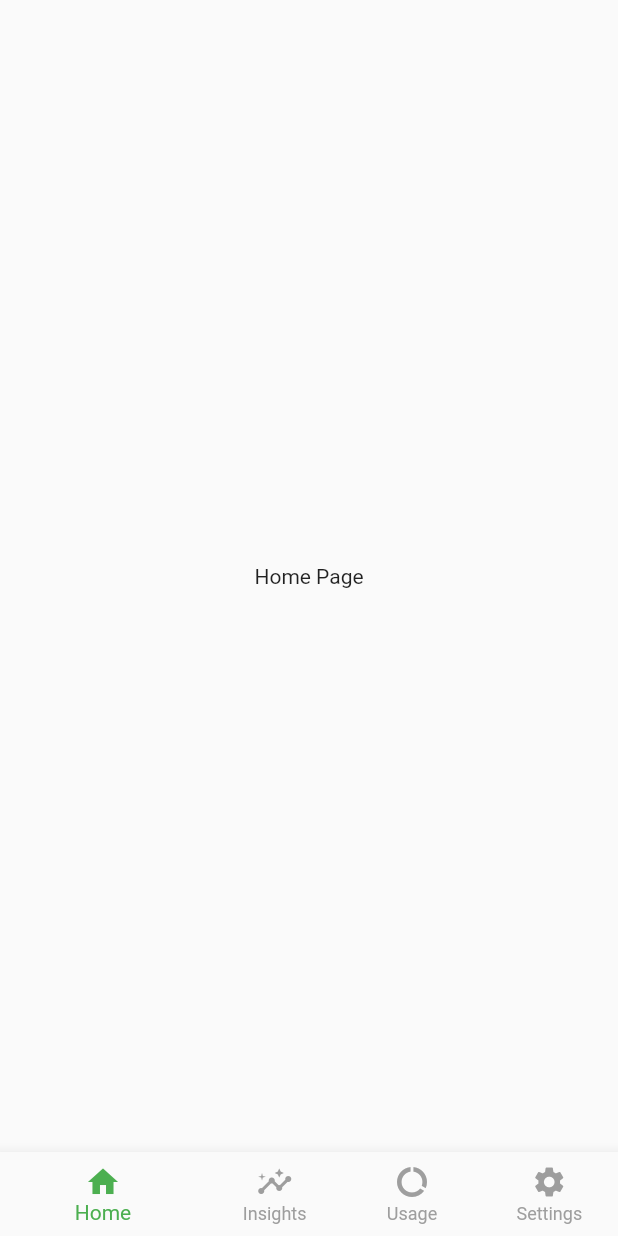
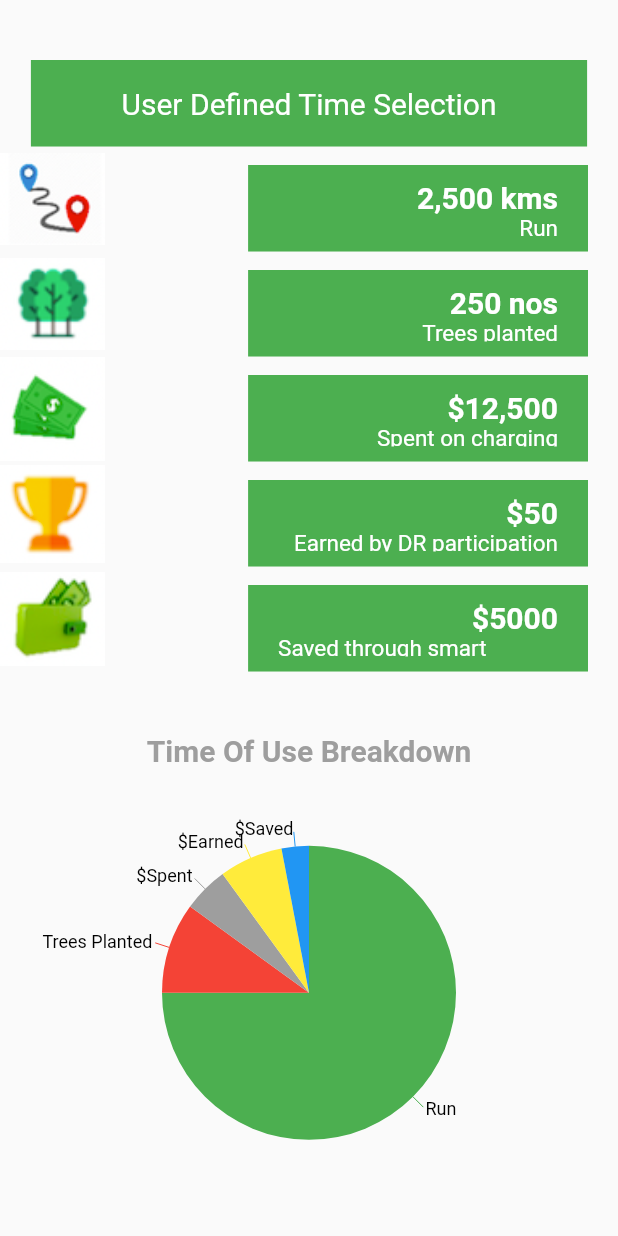
Before and after one commit to SanjayMehra-27/ev_ui_app, a Flutter app: the screen it shows after launch, on a phone screen of 412 x 824 dp. Run offline on Flutter 3.47's test engine with Material 2 defaults, Android fonts, the phone set to English and light mode, and no system bars; our stand-ins replace get, syncfusion_flutter_charts.

Commit message:
insights-ui page added

```diff
--- /dev/null
+++ b/lib/app/modules/insights/view/insights_vew.dart
@@ -0,0 +1,54 @@
+import 'package:ev_ui_app/app/modules/insights/widgets/insights_details_widget.dart';
+import 'package:ev_ui_app/app/utils/colors_constants/color_constatnts.dart';
+import 'package:ev_ui_app/app/widgets/charts/pie_chart_widget.dart';
+import 'package:flutter/material.dart';
+import 'package:get/get.dart';
+
+final List<ChartData> chartData = [
+  ChartData('Run', 75, color: PRIMARY_COLOR),
+  ChartData('Trees Planted', 10, color: DANGER),
+  ChartData('\$Spent', 5, color: SECONDARY_COLOR),
+  ChartData('\$Earned', 7, color: WARNING_COLOR),
+  ChartData('\$Saved', 3, color: SUCCESS_COLOR)
+];
+
+class InsightsPage extends StatelessWidget {
+  const InsightsPage({Key? key}) : super(key: key);
+
+  @override
+  Widget build(BuildContext context) {
+    return Scaffold(
+        body: SafeArea(
+            child: Column(
+      children: [
+        //  todo: add header
+        Center(
+          child: Container(
+            margin: const EdgeInsets.only(top: 40),
+            height: Get.height * 0.07,
+            width: Get.width * 0.9,
+            decoration: const BoxDecoration(
+              color: PRIMARY_COLOR,
+            ),
+            child: const Align(
+              alignment: Alignment.center,
+              child: Text(
+                'User Defined Time Selection',
+                style: TextStyle(color: Colors.white, fontSize: 20),
+              ),
+            ),
+          ),
+        ),
+
+        // todo: add insights details
+        const InsightsDetailsWidget(),
+
+        SizedBox(height: Get.height * 0.05),
+        // todo: add PIE-Chart for insights
+        const Text('Time Of Use Breakdown',style: TextStyle(fontSize: 20, color: SECONDARY_COLOR, fontWeight: FontWeight.bold)),
+        // Chart
+        PieChartWidget(data: chartData),
+      ],
+    )));
+  }
+}
--- /dev/null
+++ b/lib/app/modules/insights/widgets/insights_details_widget.dart
@@ -0,0 +1,35 @@
+import 'package:ev_ui_app/app/widgets/labels/data_label_widget_one.dart';
+import 'package:flutter/material.dart';
+import 'package:ev_ui_app/app/utils/colors_constants/color_constatnts.dart';
+
+class InsightsDetailsWidget extends StatelessWidget {
+  const InsightsDetailsWidget({Key? key}) : super(key: key);
+
+  @override
+  Widget build(BuildContext context) {
+    return Column(
+      children: const [
+         DataLabelWidgetOne(
+            imagePath: "assets/images/kms@test.png",
+            value: '2,500 kms',
+            description: "Run"),
+         DataLabelWidgetOne(
+            imagePath: "assets/images/nos@test.png",
+            value: '250 nos',
+            description: "Trees planted"),
+         DataLabelWidgetOne(
+            imagePath: "assets/images/dollar@test.png",
+            value: '\$12,500',
+            description: "Spent on charging"),
+         DataLabelWidgetOne(
+            imagePath: "assets/images/earned@test.png",
+            value: '\$50',
+            description: "Earned by DR participation"),
+         DataLabelWidgetOne(
+            imagePath: "assets/images/saved@test.png",
+            value: '\$5000',
+            description: "Saved through smart charging"),
+      ],
+    );
+  }
+}
--- a/lib/app/routes/app_pages.dart
+++ b/lib/app/routes/app_pages.dart
@@ -1,9 +1,10 @@
 import 'package:ev_ui_app/app/modules/home/view/home_vew.dart';
+import 'package:ev_ui_app/app/modules/insights/view/insights_vew.dart';
 import 'package:ev_ui_app/app/modules/usage_history/view/usage_history_vew.dart';
 import 'package:ev_ui_app/app/routes/app_routes.dart';
 import 'package:get/get.dart';
 class AppPages {
-  static const INITIAL = AppRoutes.HOME;
+  static const INITIAL = AppRoutes.INSIGHTS;
 
   static final routes = [
     GetPage(
@@ -14,5 +15,9 @@ class AppPages {
       name: AppRoutes.USAGE_HISTORY,
       page: () => const UsageHistoryPage(),
     ),
+    GetPage(
+      name: AppRoutes.INSIGHTS,
+      page: () => const InsightsPage(),
+    ),
   ];
 }
--- a/lib/app/routes/app_routes.dart
+++ b/lib/app/routes/app_routes.dart
@@ -1,4 +1,5 @@
 class AppRoutes {
   static const HOME = '/home';
   static const USAGE_HISTORY = '/usage-history';
+  static const INSIGHTS = '/insights';
 }
--- a/lib/app/utils/colors_constants/color_constatnts.dart
+++ b/lib/app/utils/colors_constants/color_constatnts.dart
@@ -2,3 +2,10 @@ import 'package:flutter/material.dart';
 import 'package:flutter/widgets.dart';
 
 const PRIMARY_COLOR = Colors.green;
+const SECONDARY_COLOR = Colors.grey;
+const DANGER = Colors.red;
+const LIGHT_COLOR = Colors.white;
+const DARK_COLOR = Colors.black;
+const WARNING_COLOR = Colors.yellow;
+const SUCCESS_COLOR = Colors.blue;
+const INFO_COLOR = Colors.teal;
--- /dev/null
+++ b/lib/app/widgets/charts/pie_chart_widget.dart
@@ -0,0 +1,40 @@
+import 'package:flutter/material.dart';
+import 'package:syncfusion_flutter_charts/charts.dart';
+
+class ChartData {
+  ChartData(this.x, this.y, {this.color});
+  final String x;
+  final double y;
+  final Color? color;
+}
+
+class PieChartWidget extends StatefulWidget {
+  const PieChartWidget({
+    Key? key,
+    required this.data,
+  }) : super(key: key);
+  final List<ChartData> data;
+
+  @override
+  State<PieChartWidget> createState() => _PieChartWidgetState();
+}
+
+class _PieChartWidgetState extends State<PieChartWidget> {
+
+  @override
+  Widget build(BuildContext context) {
+    return SfCircularChart(series: <CircularSeries>[
+      // Render pie chart
+      PieSeries<ChartData, String>(
+          dataSource: widget.data,
+          dataLabelMapper: (ChartData data, _) => data.x,
+          dataLabelSettings: const DataLabelSettings(
+              isVisible: true, labelPosition: ChartDataLabelPosition.outside),
+              enableTooltip: true,
+          pointColorMapper: (ChartData data, _) => data.color,
+          xValueMapper: (ChartData data, _) => data.x,
+          yValueMapper: (ChartData data, _) => data.y,
+          radius: '70%'),
+    ]);
+  }
+}
--- /dev/null
+++ b/lib/app/widgets/labels/data_label_widget_one.dart
@@ -0,0 +1,63 @@
+import 'package:ev_ui_app/app/utils/colors_constants/color_constatnts.dart';
+import 'package:flutter/material.dart';
+import 'package:get/get.dart';
+
+class DataLabelWidgetOne extends StatelessWidget {
+  const DataLabelWidgetOne({
+    Key? key,
+    required this.imagePath,
+    required this.value,
+    required this.description,
+  }) : super(key: key);
+  final String imagePath;
+  final String value;
+  final String description;
+  @override
+  Widget build(BuildContext context) {
+    return Row(
+      crossAxisAlignment: CrossAxisAlignment.end,
+      mainAxisAlignment: MainAxisAlignment.spaceBetween,
+      children: [
+        // TODO: Icon
+       imagePath.length > 0 ? Image.asset(
+          '$imagePath',
+          fit: BoxFit.contain,
+          height: 70,
+          width: 70,
+        ) : Container(),
+
+        // TODO: Details
+        Container(
+          margin: const EdgeInsets.only(right: 20,),
+          height: Get.height * 0.07,
+          width: Get.width * 0.55,
+          padding: const EdgeInsets.symmetric(horizontal: 20, vertical: 10),
+          decoration: const BoxDecoration(
+            color: PRIMARY_COLOR,
+          ),
+          child: Align(
+            alignment: Alignment.topRight,
+            child: Column(
+              crossAxisAlignment: CrossAxisAlignment.end,
+              children: [
+                Text(
+                  '$value',
+                  style: const TextStyle(
+                      color: Colors.white,
+                      fontSize: 20,
+                      fontWeight: FontWeight.bold),
+                ),
+                Expanded(
+                  child: Text(
+                    '$description',
+                    style: const TextStyle(color: Colors.white, fontSize: 15),
+                  ),
+                ),
+              ],
+            ),
+          ),
+        ),
+      ],
+    );
+  }
+}
```
Also changed, not shown: pubspec.yaml (+3 -6 lines), assets/images/dollar@test.png (added), assets/images/earned@test.png (added), assets/images/kms@test.png (added), assets/images/nos@test.png (added), assets/images/saved@test.png (added).
